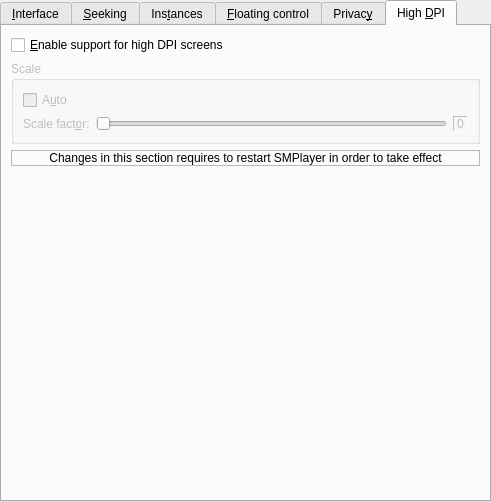
Before: the Qt Designer form src/prefinterface.ui in smplayer-dev/smplayer, drawn with Qt 5.
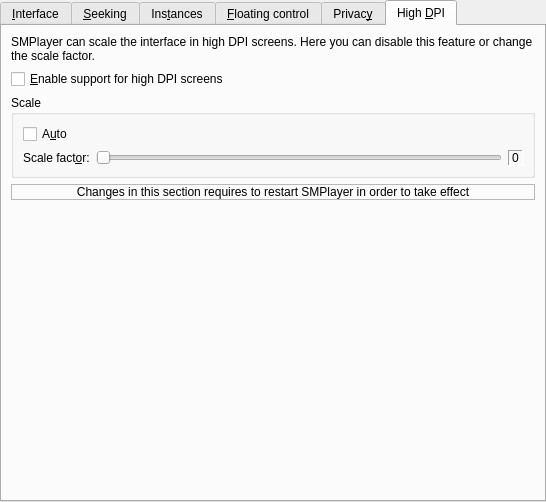
After: the same form once the commit is applied. The open tabs and pages were chosen to show the change. Custom widgets are drawn as their Qt base class.

Commit message: Set wordwrap in some texts in the hdpi options

The edit to the form file:
```diff
--- a/src/prefinterface.ui
+++ b/src/prefinterface.ui
@@ -6,7 +6,7 @@
    <rect>
     <x>0</x>
     <y>0</y>
-    <width>491</width>
+    <width>546</width>
     <height>502</height>
    </rect>
   </property>
@@ -952,6 +952,16 @@
        <string>High &amp;DPI</string>
       </attribute>
       <layout class="QVBoxLayout" name="verticalLayout_9">
+       <item>
+        <widget class="QLabel" name="label_10">
+         <property name="text">
+          <string>SMPlayer can scale the interface in high DPI screens. Here you can disable this feature or change the scale factor.</string>
+         </property>
+         <property name="wordWrap">
+          <bool>true</bool>
+         </property>
+        </widget>
+       </item>
        <item>
         <widget class="QCheckBox" name="enable_hdpi_check">
          <property name="text">
@@ -962,7 +972,7 @@
        <item>
         <widget class="QGroupBox" name="scale_group">
          <property name="enabled">
-          <bool>false</bool>
+          <bool>true</bool>
          </property>
          <property name="title">
           <string>Scale</string>
@@ -1032,6 +1042,9 @@
          <property name="alignment">
           <set>Qt::AlignCenter</set>
          </property>
+         <property name="wordWrap">
+          <bool>true</bool>
+         </property>
          <property name="margin">
           <number>14</number>
          </property>
```
The commit also changes 2 other files.
